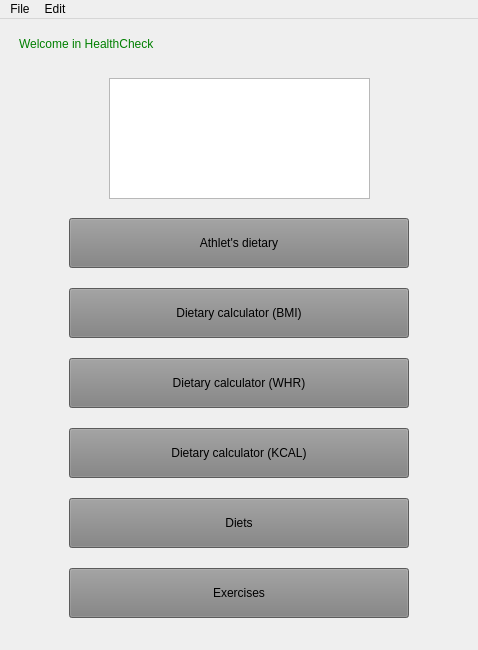
Above: healtcheck.ui from 262094/HealthCheck_2 before the change. Below: the same form after it.
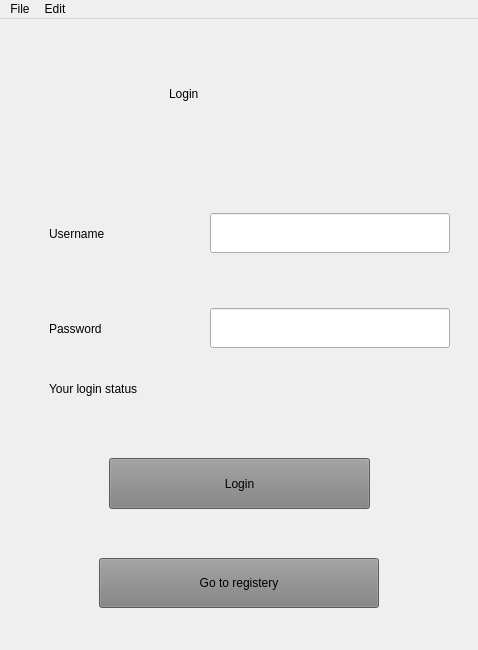
That is the form after the change. Icons and pictures are not drawn.

The edit to the form file:
```diff
--- a/healtcheck.ui
+++ b/healtcheck.ui
@@ -54,8 +54,319 @@
        </size>
       </property>
       <property name="currentIndex">
-       <number>0</number>
+       <number>1</number>
       </property>
+      <widget class="QWidget" name="page_4">
+       <widget class="QLabel" name="label_7">
+        <property name="geometry">
+         <rect>
+          <x>120</x>
+          <y>10</y>
+          <width>231</width>
+          <height>91</height>
+         </rect>
+        </property>
+        <property name="styleSheet">
+         <string notr="true">font: 38pt &quot;Segoe UI&quot;;</string>
+        </property>
+        <property name="text">
+         <string>Registery</string>
+        </property>
+       </widget>
+       <widget class="QWidget" name="layoutWidget_3">
+        <property name="geometry">
+         <rect>
+          <x>30</x>
+          <y>150</y>
+          <width>401</width>
+          <height>71</height>
+         </rect>
+        </property>
+        <layout class="QHBoxLayout" name="horizontalLayout_3">
+         <item>
+          <widget class="QLabel" name="label_8">
+           <property name="styleSheet">
+            <string notr="true">font: 25pt &quot;Segoe UI&quot;;</string>
+           </property>
+           <property name="text">
+            <string>Username</string>
+           </property>
+          </widget>
+         </item>
+         <item>
+          <widget class="QLineEdit" name="lineEdit_username_2">
+           <property name="minimumSize">
+            <size>
+             <width>240</width>
+             <height>40</height>
+            </size>
+           </property>
+           <property name="maximumSize">
+            <size>
+             <width>240</width>
+             <height>40</height>
+            </size>
+           </property>
+           <property name="styleSheet">
+            <string notr="true"/>
+           </property>
+          </widget>
+         </item>
+        </layout>
+       </widget>
+       <widget class="QWidget" name="layoutWidget_4">
+        <property name="geometry">
+         <rect>
+          <x>30</x>
+          <y>260</y>
+          <width>401</width>
+          <height>61</height>
+         </rect>
+        </property>
+        <layout class="QHBoxLayout" name="horizontalLayout_4">
+         <item>
+          <widget class="QLabel" name="label_9">
+           <property name="styleSheet">
+            <string notr="true">font: 25pt &quot;Segoe UI&quot;;</string>
+           </property>
+           <property name="text">
+            <string>Password</string>
+           </property>
+          </widget>
+         </item>
+         <item>
+          <widget class="QLineEdit" name="lineEdit_password_2">
+           <property name="enabled">
+            <bool>true</bool>
+           </property>
+           <property name="minimumSize">
+            <size>
+             <width>240</width>
+             <height>40</height>
+            </size>
+           </property>
+           <property name="maximumSize">
+            <size>
+             <width>240</width>
+             <height>40</height>
+            </size>
+           </property>
+           <property name="echoMode">
+            <enum>QLineEdit::Password</enum>
+           </property>
+          </widget>
+         </item>
+        </layout>
+       </widget>
+       <widget class="QPushButton" name="pushButton_registery">
+        <property name="geometry">
+         <rect>
+          <x>100</x>
+          <y>410</y>
+          <width>261</width>
+          <height>51</height>
+         </rect>
+        </property>
+        <property name="styleSheet">
+         <string notr="true">background-color:grey;
+font:italic 16pt &quot;Noto Serif Light&quot;;</string>
+        </property>
+        <property name="text">
+         <string>Registery</string>
+        </property>
+       </widget>
+       <widget class="QPushButton" name="pushButton_back_to_login">
+        <property name="geometry">
+         <rect>
+          <x>90</x>
+          <y>520</y>
+          <width>280</width>
+          <height>50</height>
+         </rect>
+        </property>
+        <property name="minimumSize">
+         <size>
+          <width>280</width>
+          <height>50</height>
+         </size>
+        </property>
+        <property name="maximumSize">
+         <size>
+          <width>280</width>
+          <height>50</height>
+         </size>
+        </property>
+        <property name="styleSheet">
+         <string notr="true">background-color:grey;
+font:italic 16pt &quot;Noto Serif Light&quot;;</string>
+        </property>
+        <property name="text">
+         <string>Back to login</string>
+        </property>
+       </widget>
+      </widget>
+      <widget class="QWidget" name="page_2">
+       <widget class="QLabel" name="label_3">
+        <property name="geometry">
+         <rect>
+          <x>160</x>
+          <y>20</y>
+          <width>211</width>
+          <height>91</height>
+         </rect>
+        </property>
+        <property name="styleSheet">
+         <string notr="true">font: 38pt &quot;Segoe UI&quot;;</string>
+        </property>
+        <property name="text">
+         <string>Login</string>
+        </property>
+       </widget>
+       <widget class="QWidget" name="layoutWidget">
+        <property name="geometry">
+         <rect>
+          <x>40</x>
+          <y>170</y>
+          <width>401</width>
+          <height>71</height>
+         </rect>
+        </property>
+        <layout class="QHBoxLayout" name="horizontalLayout">
+         <item>
+          <widget class="QLabel" name="label_4">
+           <property name="styleSheet">
+            <string notr="true">font: 25pt &quot;Segoe UI&quot;;</string>
+           </property>
+           <property name="text">
+            <string>Username</string>
+           </property>
+          </widget>
+         </item>
+         <item>
+          <widget class="QLineEdit" name="lineEdit_username">
+           <property name="minimumSize">
+            <size>
+             <width>240</width>
+             <height>40</height>
+            </size>
+           </property>
+           <property name="maximumSize">
+            <size>
+             <width>240</width>
+             <height>40</height>
+            </size>
+           </property>
+           <property name="styleSheet">
+            <string notr="true"/>
+           </property>
+          </widget>
+         </item>
+        </layout>
+       </widget>
+       <widget class="QWidget" name="layoutWidget_2">
+        <property name="geometry">
+         <rect>
+          <x>40</x>
+          <y>270</y>
+          <width>401</width>
+          <height>61</height>
+         </rect>
+        </property>
+        <layout class="QHBoxLayout" name="horizontalLayout_2">
+         <item>
+          <widget class="QLabel" name="label_5">
+           <property name="styleSheet">
+            <string notr="true">font: 25pt &quot;Segoe UI&quot;;</string>
+           </property>
+           <property name="text">
+            <string>Password</string>
+           </property>
+          </widget>
+         </item>
+         <item>
+          <widget class="QLineEdit" name="lineEdit_password">
+           <property name="enabled">
+            <bool>true</bool>
+           </property>
+           <property name="minimumSize">
+            <size>
+             <width>240</width>
+             <height>40</height>
+            </size>
+           </property>
+           <property name="maximumSize">
+            <size>
+             <width>240</width>
+             <height>40</height>
+            </size>
+           </property>
+           <property name="echoMode">
+            <enum>QLineEdit::Password</enum>
+           </property>
+          </widget>
+         </item>
+        </layout>
+       </widget>
+       <widget class="QPushButton" name="pushButton_login">
+        <property name="geometry">
+         <rect>
+          <x>100</x>
+          <y>430</y>
+          <width>261</width>
+          <height>51</height>
+         </rect>
+        </property>
+        <property name="styleSheet">
+         <string notr="true">background-color:grey;
+font:italic 16pt &quot;Noto Serif Light&quot;;</string>
+        </property>
+        <property name="text">
+         <string>Login</string>
+        </property>
+       </widget>
+       <widget class="QLabel" name="label_6">
+        <property name="geometry">
+         <rect>
+          <x>40</x>
+          <y>350</y>
+          <width>181</width>
+          <height>21</height>
+         </rect>
+        </property>
+        <property name="text">
+         <string>Your login status</string>
+        </property>
+       </widget>
+       <widget class="QPushButton" name="pushButton_go_to_registery">
+        <property name="geometry">
+         <rect>
+          <x>90</x>
+          <y>530</y>
+          <width>280</width>
+          <height>50</height>
+         </rect>
+        </property>
+        <property name="minimumSize">
+         <size>
+          <width>280</width>
+          <height>50</height>
+         </size>
+        </property>
+        <property name="maximumSize">
+         <size>
+          <width>280</width>
+          <height>50</height>
+         </size>
+        </property>
+        <property name="styleSheet">
+         <string notr="true">background-color:grey;
+font:italic 16pt &quot;Noto Serif Light&quot;;</string>
+        </property>
+        <property name="text">
+         <string>Go to registery</string>
+        </property>
+       </widget>
+      </widget>
       <widget class="QWidget" name="page_3">
        <property name="minimumSize">
         <size>
```
Left out of the diff: 11 changed lines with no effect on the pictures.
